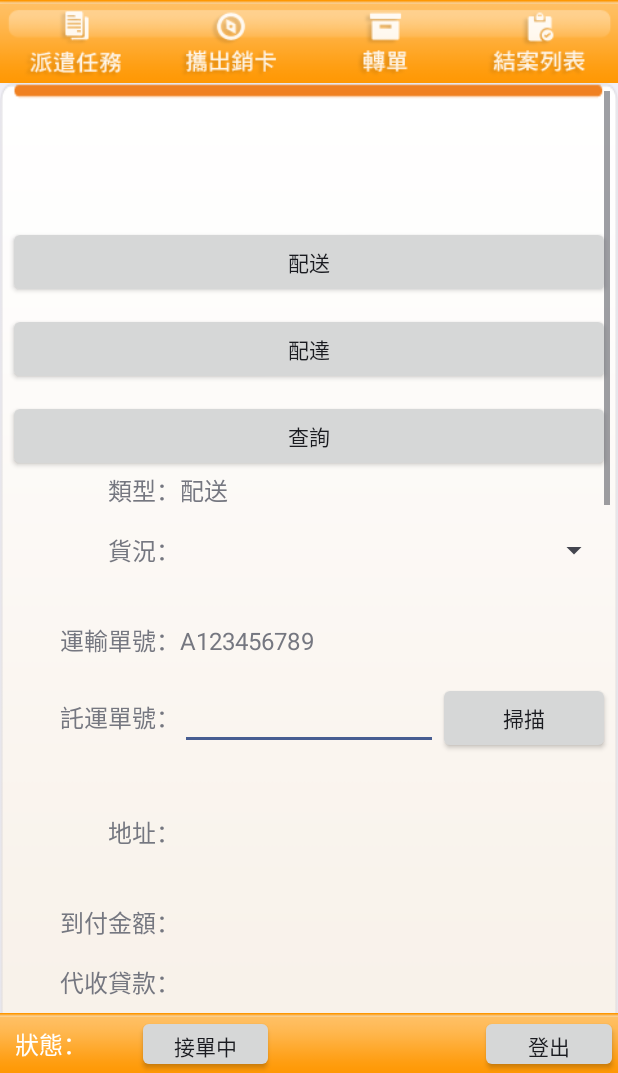
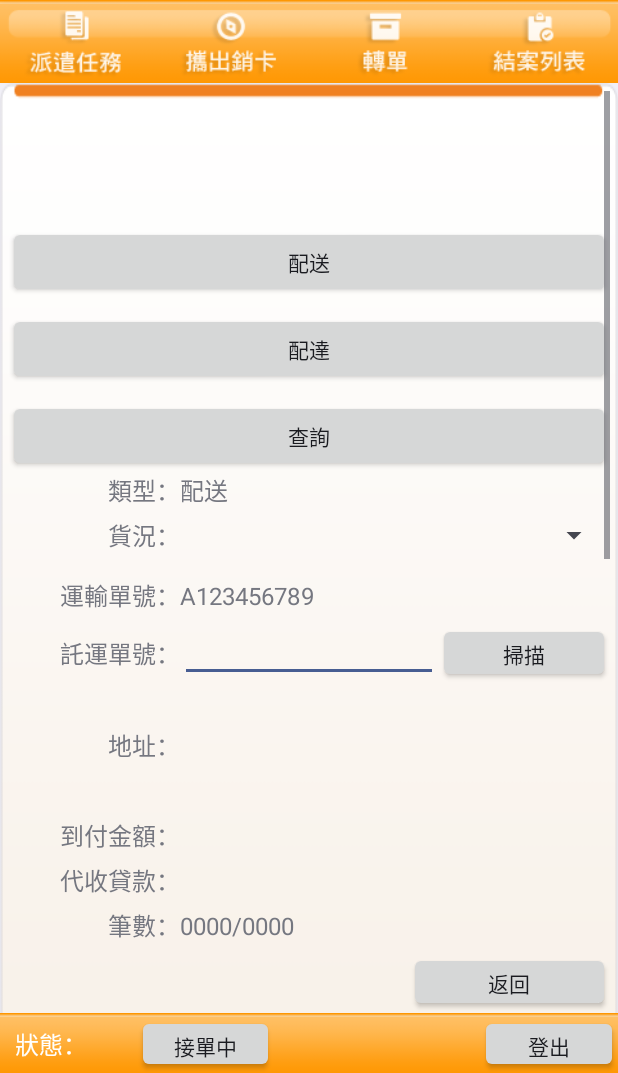
Before and after one commit to tom710236/dan, an Android app: the layout frg_inout.xml on its own in the app's theme, with its tools: preview values and no code run, on a phone screen of 412 x 824 dp, the part 163-1236 px from its top. Run offline under Robolectric (Android 15) with nearby library versions, the phone set to English and light mode, and no system bars; network calls fail.

Commit message:
登入畫面修改後  託運單資訊更新API串接4

```diff
--- a/app/src/main/java/com/example/motoapp/ListViewAdpaterHistory.java
+++ b/app/src/main/java/com/example/motoapp/ListViewAdpaterHistory.java
@@ -77,6 +77,7 @@ public class ListViewAdpaterHistory extends BaseAdapter implements AdapterView.O
 
 		LayoutInflater mInflater = (LayoutInflater) context
 				.getSystemService(Activity.LAYOUT_INFLATER_SERVICE);
+		//list 下拉item不會重讀
 		convertView = null ;
 		if (convertView == null) {
 
--- a/app/src/main/res/layout/activity_login.xml
+++ b/app/src/main/res/layout/activity_login.xml
@@ -147,7 +147,7 @@
                 android:layout_height="wrap_content"
                 android:layout_weight="8"
                 android:ems="10"
-                android:hint="請輸入路碼里程 "
+                android:hint="請輸入運輸單號"
                 android:textSize="16sp"></EditText>
 
             <TextView
@@ -188,7 +188,7 @@
                 android:layout_height="wrap_content"
                 android:layout_weight="8"
                 android:ems="10"
-                android:hint="請輸入運輸單號"
+                android:hint="請輸入路碼里程"
                 android:textSize="16sp"></EditText>
 
             <TextView
--- a/app/src/main/res/layout/frg_inout.xml
+++ b/app/src/main/res/layout/frg_inout.xml
@@ -145,12 +145,12 @@
                 <LinearLayout
                     android:id="@+id/LinearLayout_Start2"
                     android:layout_width="match_parent"
-                    android:layout_height="match_parent"
+                    android:layout_height="wrap_content"
                     android:orientation="vertical">
 
                     <LinearLayout
                         android:layout_width="match_parent"
-                        android:layout_height="40dp">
+                        android:layout_height="30dp">
 
                         <TextView
                             android:layout_width="0dp"
@@ -170,7 +170,7 @@
 
                     <LinearLayout
                         android:layout_width="match_parent"
-                        android:layout_height="60dp">
+                        android:layout_height="40dp">
 
                         <TextView
                             android:layout_width="0dp"
@@ -209,7 +209,7 @@
 
                     <LinearLayout
                         android:layout_width="match_parent"
-                        android:layout_height="40dp">
+                        android:layout_height="30dp">
 
                         <TextView
                             android:layout_width="0dp"
@@ -236,7 +236,7 @@
 
                     <LinearLayout
                         android:layout_width="match_parent"
-                        android:layout_height="match_parent">
+                        android:layout_height="40dp">
 
                         <TextView
                             android:layout_width="0dp"
@@ -267,7 +267,7 @@
 
                     <LinearLayout
                         android:layout_width="match_parent"
-                        android:layout_height="40dp">
+                        android:layout_height="30dp">
 
                         <TextView
                             android:layout_width="0dp"
@@ -311,7 +311,7 @@
                     <LinearLayout
                         android:id="@+id/LinearLayout_SMoney"
                         android:layout_width="match_parent"
-                        android:layout_height="40dp">
+                        android:layout_height="30dp">
 
                         <TextView
                             android:layout_width="0dp"
@@ -333,7 +333,7 @@
                     <LinearLayout
                         android:id="@+id/LinearLayout_SMoney2"
                         android:layout_width="match_parent"
-                        android:layout_height="40dp">
+                        android:layout_height="30dp">
 
                         <TextView
                             android:layout_width="0dp"
@@ -354,7 +354,7 @@
 
                     <LinearLayout
                         android:layout_width="match_parent"
-                        android:layout_height="40dp">
+                        android:layout_height="30dp">
 
                         <TextView
                             android:layout_width="0dp"
@@ -411,7 +411,7 @@
 
                     <LinearLayout
                         android:layout_width="match_parent"
-                        android:layout_height="40dp">
+                        android:layout_height="30dp">
 
                         <TextView
                             android:layout_width="0dp"
@@ -431,7 +431,7 @@
 
                     <LinearLayout
                         android:layout_width="match_parent"
-                        android:layout_height="60dp">
+                        android:layout_height="40dp">
 
                         <TextView
                             android:layout_width="0dp"
@@ -469,7 +469,7 @@
 
                     <LinearLayout
                         android:layout_width="match_parent"
-                        android:layout_height="40dp">
+                        android:layout_height="30dp">
 
                         <TextView
                             android:layout_width="0dp"
@@ -496,7 +496,7 @@
 
                     <LinearLayout
                         android:layout_width="match_parent"
-                        android:layout_height="match_parent">
+                        android:layout_height="40dp">
 
                         <TextView
                             android:layout_width="0dp"
@@ -527,7 +527,7 @@
 
                     <LinearLayout
                         android:layout_width="match_parent"
-                        android:layout_height="40dp">
+                        android:layout_height="30dp">
 
                         <TextView
                             android:layout_width="0dp"
@@ -572,7 +572,7 @@
                     <LinearLayout
                         android:id="@+id/LinearLayout_EMoney"
                         android:layout_width="match_parent"
-                        android:layout_height="40dp">
+                        android:layout_height="30dp">
 
                         <TextView
                             android:layout_width="0dp"
@@ -594,7 +594,7 @@
                     <LinearLayout
                         android:id="@+id/LinearLayout_EMoney2"
                         android:layout_width="match_parent"
-                        android:layout_height="40dp">
+                        android:layout_height="30dp">
 
                         <TextView
                             android:layout_width="0dp"
@@ -615,7 +615,7 @@
 
                     <LinearLayout
                         android:layout_width="match_parent"
-                        android:layout_height="40dp">
+                        android:layout_height="30dp">
 
                         <TextView
                             android:layout_width="0dp"
```
Also changed, not shown: app/src/main/java/com/example/motoapp/Delay.java (+12 -4 lines), app/src/main/java/com/example/motoapp/InOutFrg.java (+35 -1 lines), app/src/main/java/com/example/motoapp/Login.java (+12 -6 lines), 26 other files.
